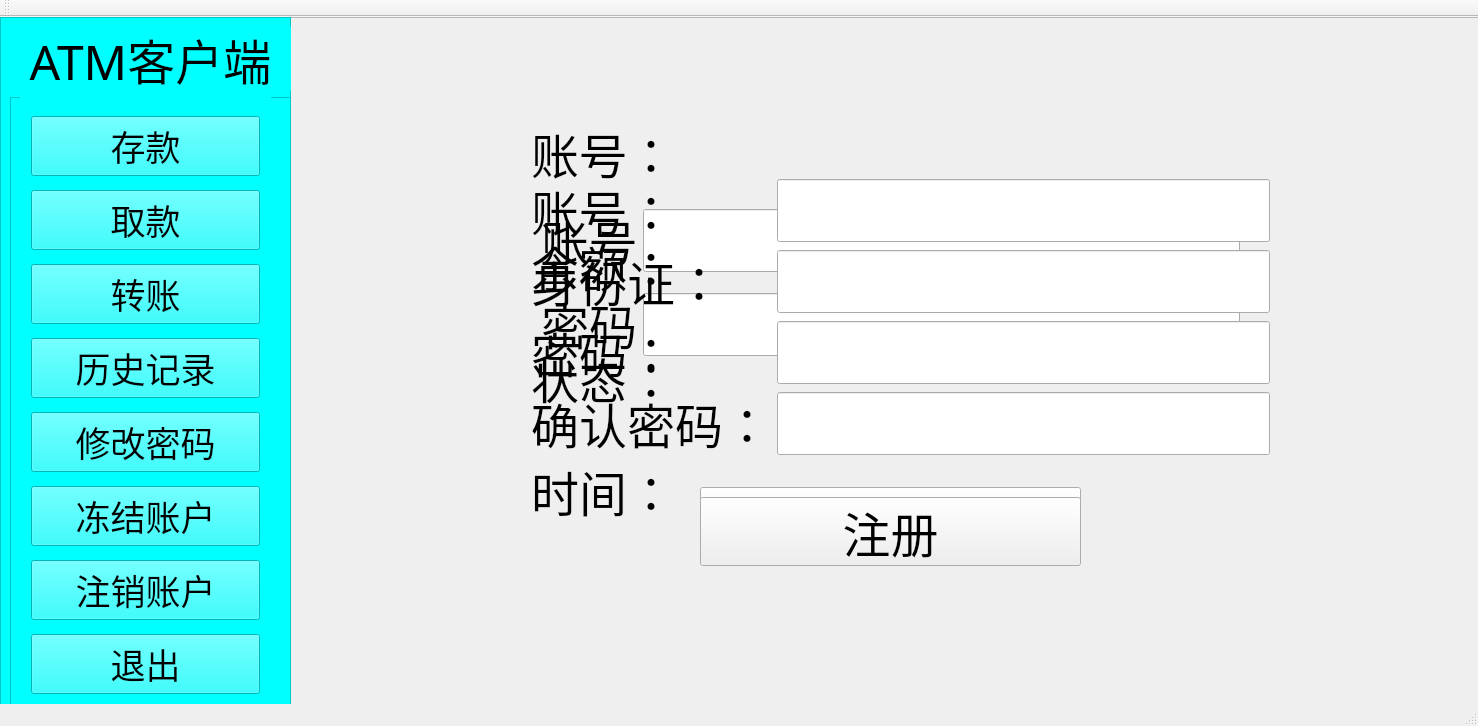
First picture: the form in Client.ui, repository jiyilin/AutomaticTellerMachine, before the edit.
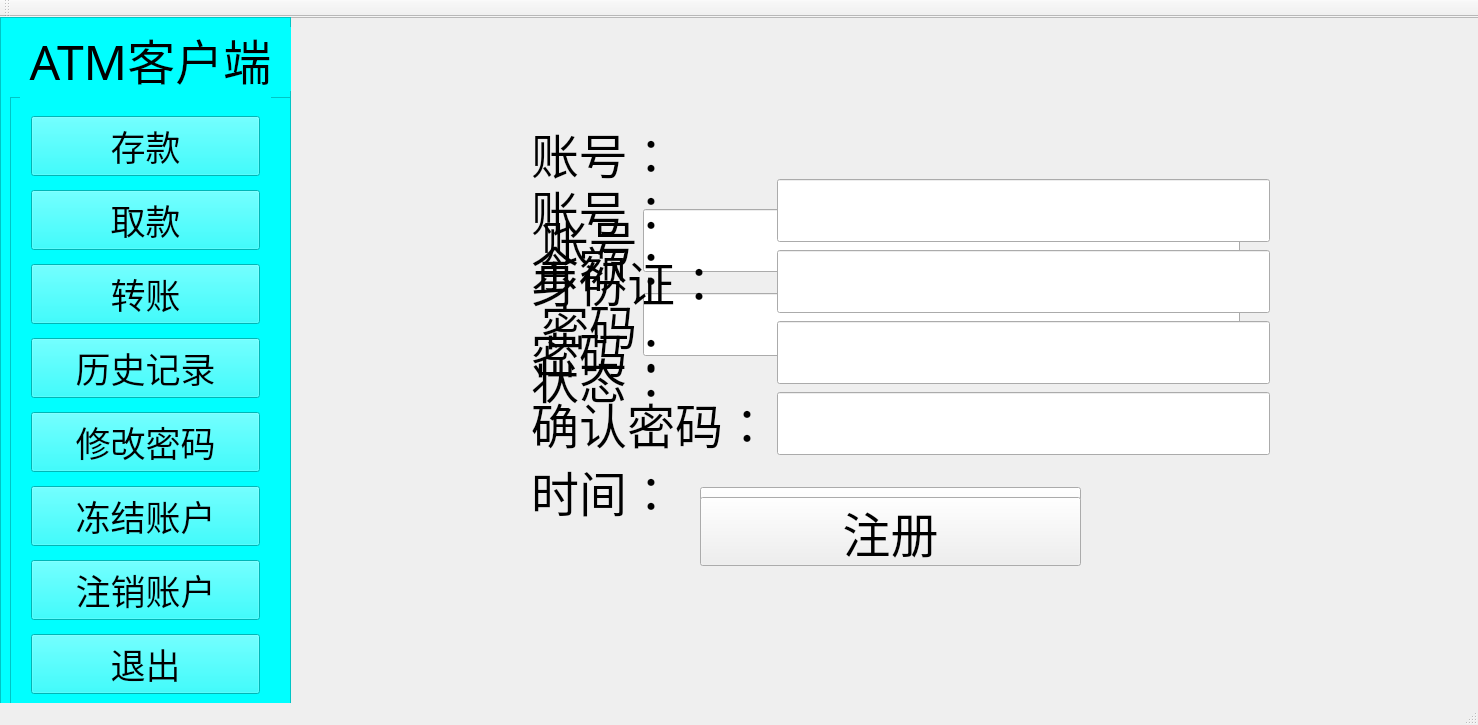
Second picture: the form after the edit. Icons and pictures are not drawn.

```diff
--- a/Client.ui
+++ b/Client.ui
@@ -7,7 +7,7 @@
     <x>0</x>
     <y>0</y>
     <width>1478</width>
-    <height>726</height>
+    <height>725</height>
    </rect>
   </property>
   <property name="windowTitle">
```
Left out of the diff: 61 changed lines with no effect on the pictures.
